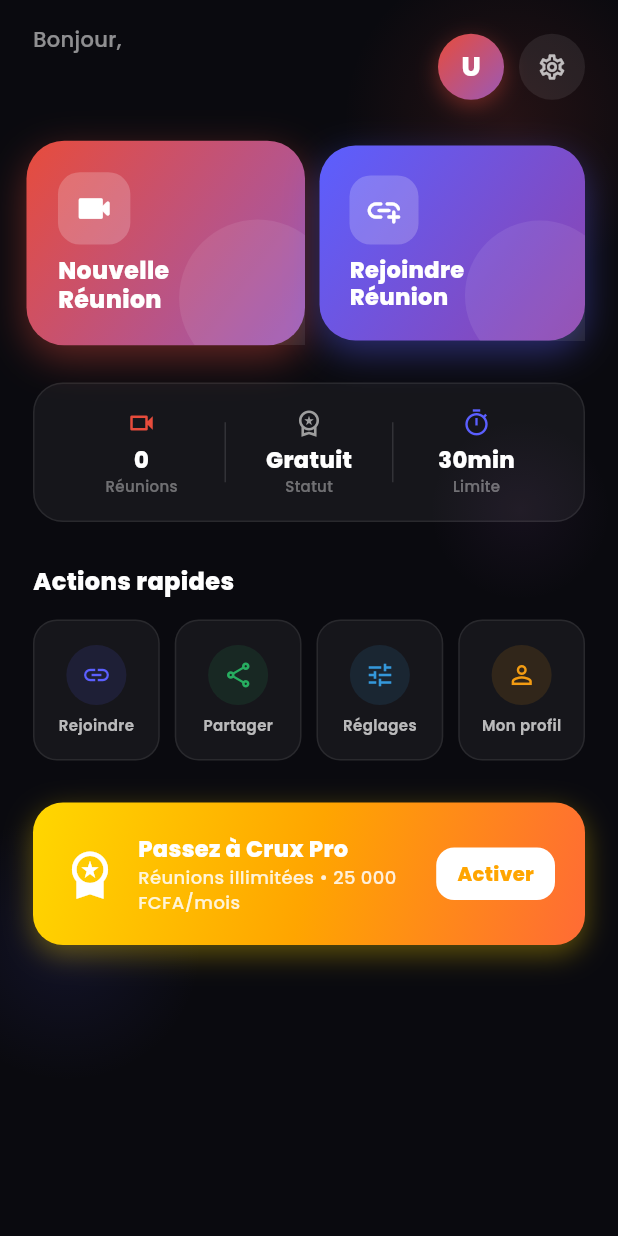
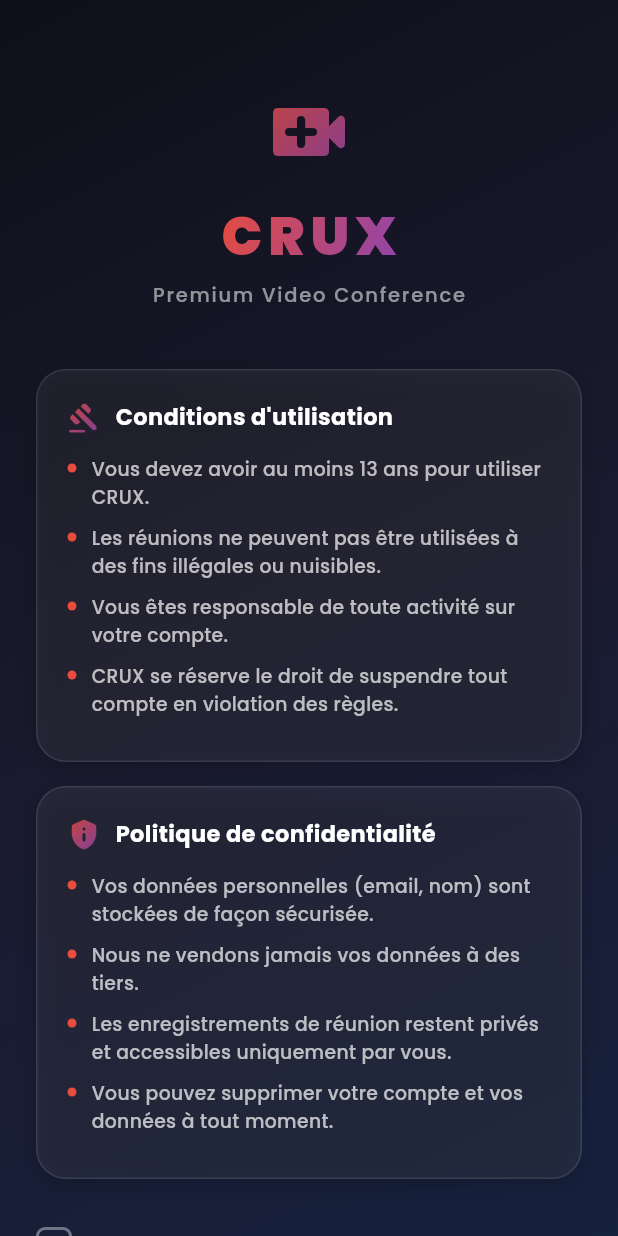
Before and after one commit to MESCHAC-creator/crux_new_final, a Flutter app: the AuthWrapper screen opened directly, on a phone screen of 412 x 824 dp. Run offline on Flutter 3.47's test engine with Material 3 defaults, Android fonts, the phone set to English and light mode, and no system bars; our stand-ins replace cloud_firestore, firebase_auth, firebase_core, firebase_messaging, flutter_animate, google_fonts and 5 more; missing offline and left inert: flutter_webrtc; accounts and stored records are empty; statements that could not run were skipped.

Commit message:
feat: consent screen + profile photo sync to home screen
- AuthWrapper now checks SharedPreferences for terms acceptance; shows ConsentScreen on first login (checkbox accept required, like Google sign-up)
- Home screen loads local profile photo from SharedPreferences and displays it in the top avatar; reloads on return from profile screen
- Both profile menu items now reload photo after navigation

https://claude.ai/code/session_011XKNj8hxwjrw2hZKwmqiws

```diff
--- a/lib/main.dart
+++ b/lib/main.dart
@@ -4,10 +4,12 @@ import 'package:firebase_core/firebase_core.dart';
 import 'package:firebase_auth/firebase_auth.dart';
 import 'package:provider/provider.dart';
 import 'package:logger/logger.dart';
+import 'package:shared_preferences/shared_preferences.dart';
 import 'services/error_handler_service.dart';
 import 'firebase_options.dart';
 import 'screens/splash_screen.dart';
 import 'screens/home_screen.dart';
+import 'screens/consent_screen.dart';
 import 'models/user_model.dart';
 import 'providers/auth_provider.dart' show CruxAuthProvider;
 import 'providers/meeting_provider.dart';
@@ -74,6 +76,11 @@ class MyApp extends StatelessWidget {
 class AuthWrapper extends StatelessWidget {
   const AuthWrapper({super.key});
 
+  static Future<bool> _checkTermsAccepted() async {
+    final prefs = await SharedPreferences.getInstance();
+    return prefs.getBool('crux_terms_accepted') ?? false;
+  }
+
   @override
   Widget build(BuildContext context) {
     return StreamBuilder<User?>(
@@ -94,7 +101,15 @@ class AuthWrapper extends StatelessWidget {
             name: firebaseUser.displayName ?? firebaseUser.email?.split('@')[0] ?? 'Utilisateur',
             email: firebaseUser.email ?? '',
           );
-          return HomeScreen(user: user);
+          // Check terms accepted
+          return FutureBuilder<bool>(
+            future: _checkTermsAccepted(),
+            builder: (ctx, snap) {
+              if (!snap.hasData) return const Scaffold(body: Center(child: CircularProgressIndicator()));
+              if (snap.data == true) return HomeScreen(user: user);
+              return ConsentScreen(user: user);
+            },
+          );
         }
         return const SplashScreen();
       },
--- /dev/null
+++ b/lib/screens/consent_screen.dart
@@ -0,0 +1,347 @@
+import 'package:flutter/material.dart';
+import 'package:google_fonts/google_fonts.dart';
+import 'package:shared_preferences/shared_preferences.dart';
+import 'package:provider/provider.dart';
+import '../providers/locale_provider.dart';
+import '../providers/theme_provider.dart';
+import '../theme/colors.dart';
+import '../models/user_model.dart';
+import 'home_screen.dart';
+
+class ConsentScreen extends StatefulWidget {
+  final UserModel user;
+  const ConsentScreen({super.key, required this.user});
+
+  @override
+  State<ConsentScreen> createState() => _ConsentScreenState();
+}
+
+class _ConsentScreenState extends State<ConsentScreen> {
+  bool _termsAccepted = false;
+  bool _privacyAccepted = false;
+  bool _loading = false;
+
+  Future<void> _onContinue() async {
+    if (!_termsAccepted || !_privacyAccepted) return;
+    setState(() => _loading = true);
+    final prefs = await SharedPreferences.getInstance();
+    await prefs.setBool('crux_terms_accepted', true);
+    if (!mounted) return;
+    Navigator.pushReplacement(
+      context,
+      MaterialPageRoute(builder: (_) => HomeScreen(user: widget.user)),
+    );
+  }
+
+  @override
+  Widget build(BuildContext context) {
+    final themeProvider = context.watch<ThemeProvider>();
+    final isDark = themeProvider.themeMode == ThemeMode.dark ||
+        (themeProvider.themeMode == ThemeMode.system &&
+            MediaQuery.of(context).platformBrightness == Brightness.dark);
+
+    return Scaffold(
+      body: Container(
+        decoration: BoxDecoration(
+          gradient: LinearGradient(
+            begin: Alignment.topLeft,
+            end: Alignment.bottomRight,
+            colors: isDark
+                ? const [Color(0xFF0F0F1A), Color(0xFF1A1A2E), Color(0xFF16213E)]
+                : const [Color(0xFFF5F7FA), Color(0xFFEEEEFF), Color(0xFFF8F0FF)],
+          ),
+        ),
+        child: SafeArea(
+          child: SingleChildScrollView(
+            padding: const EdgeInsets.symmetric(horizontal: 24, vertical: 32),
+            child: Column(
+              crossAxisAlignment: CrossAxisAlignment.center,
+              children: [
+                const SizedBox(height: 24),
+                // Logo / App name
+                ShaderMask(
+                  shaderCallback: (bounds) =>
+                      AppColors.primaryGradient.createShader(bounds),
+                  blendMode: BlendMode.srcIn,
+                  child: const Icon(Icons.video_call_rounded, size: 64),
+                ),
+                const SizedBox(height: 12),
+                ShaderMask(
+                  shaderCallback: (bounds) =>
+                      AppColors.primaryGradient.createShader(bounds),
+                  blendMode: BlendMode.srcIn,
+                  child: Text(
+                    'CRUX',
+                    style: GoogleFonts.poppins(
+                      fontSize: 36,
+                      fontWeight: FontWeight.w900,
+                      letterSpacing: 4,
+                    ),
+                  ),
+                ),
+                const SizedBox(height: 4),
+                Text(
+                  'Premium Video Conference',
+                  style: GoogleFonts.poppins(
+                    fontSize: 13,
+                    color: isDark ? Colors.white54 : Colors.black45,
+                    letterSpacing: 1.2,
+                  ),
+                ),
+                const SizedBox(height: 40),
+
+                // Terms of Use section
+                _ConsentCard(
+                  isDark: isDark,
+                  title: 'Conditions d\'utilisation',
+                  icon: Icons.gavel_rounded,
+                  points: const [
+                    'Vous devez avoir au moins 13 ans pour utiliser CRUX.',
+                    'Les réunions ne peuvent pas être utilisées à des fins illégales ou nuisibles.',
+                    'Vous êtes responsable de toute activité sur votre compte.',
+                    'CRUX se réserve le droit de suspendre tout compte en violation des règles.',
+                  ],
+                ),
+                const SizedBox(height: 16),
+
+                // Privacy Policy section
+                _ConsentCard(
+                  isDark: isDark,
+                  title: 'Politique de confidentialité',
+                  icon: Icons.privacy_tip_rounded,
+                  points: const [
+                    'Vos données personnelles (email, nom) sont stockées de façon sécurisée.',
+                    'Nous ne vendons jamais vos données à des tiers.',
+                    'Les enregistrements de réunion restent privés et accessibles uniquement par vous.',
+                    'Vous pouvez supprimer votre compte et vos données à tout moment.',
+                  ],
+                ),
+                const SizedBox(height: 32),
+
+                // Checkboxes
+                _CheckboxRow(
+                  isDark: isDark,
+                  value: _termsAccepted,
+                  label: 'J\'accepte les Conditions d\'utilisation',
+                  onChanged: (v) => setState(() => _termsAccepted = v ?? false),
+                ),
+                const SizedBox(height: 12),
+                _CheckboxRow(
+                  isDark: isDark,
+                  value: _privacyAccepted,
+                  label: 'J\'accepte la Politique de confidentialité',
+                  onChanged: (v) => setState(() => _privacyAccepted = v ?? false),
+                ),
+                const SizedBox(height: 36),
+
+                // Continue button
+                SizedBox(
+                  width: double.infinity,
+                  height: 54,
+                  child: AnimatedOpacity(
+                    opacity: (_termsAccepted && _privacyAccepted) ? 1.0 : 0.45,
+                    duration: const Duration(milliseconds: 250),
+                    child: DecoratedBox(
+                      decoration: BoxDecoration(
+                        gradient: (_termsAccepted && _privacyAccepted)
+                            ? AppColors.primaryGradient
+                            : const LinearGradient(
+                                colors: [Colors.grey, Colors.grey]),
+                        borderRadius: BorderRadius.circular(16),
+                        boxShadow: (_termsAccepted && _privacyAccepted)
+                            ? [
+                                BoxShadow(
+                                  color: AppColors.primary.withValues(alpha: 0.4),
+                                  blurRadius: 16,
+                                  offset: const Offset(0, 6),
+                                )
+                              ]
+                            : [],
+                      ),
+                      child: ElevatedButton(
+                        onPressed: (_termsAccepted && _privacyAccepted && !_loading)
+                            ? _onContinue
+                            : null,
+                        style: ElevatedButton.styleFrom(
+                          backgroundColor: Colors.transparent,
+                          shadowColor: Colors.transparent,
+                          shape: RoundedRectangleBorder(
+                              borderRadius: BorderRadius.circular(16)),
+                        ),
+                        child: _loading
+                            ? const SizedBox(
+                                width: 22,
+                                height: 22,
+                                child: CircularProgressIndicator(
+                                    color: Colors.white, strokeWidth: 2.5))
+                            : Text(
+                                'Continuer',
+                                style: GoogleFonts.poppins(
+                                  color: Colors.white,
+                                  fontWeight: FontWeight.w700,
+                                  fontSize: 16,
+                                ),
+                              ),
+                      ),
+                    ),
+                  ),
+                ),
+                const SizedBox(height: 24),
+              ],
+            ),
+          ),
+        ),
+      ),
+    );
+  }
+}
+
+class _ConsentCard extends StatelessWidget {
+  final bool isDark;
+  final String title;
+  final IconData icon;
+  final List<String> points;
+
+  const _ConsentCard({
+    required this.isDark,
+    required this.title,
+    required this.icon,
+    required this.points,
+  });
+
+  @override
+  Widget build(BuildContext context) {
+    return Container(
+      width: double.infinity,
+      padding: const EdgeInsets.all(20),
+      decoration: BoxDecoration(
+        color: isDark
+            ? Colors.white.withValues(alpha: 0.06)
+            : Colors.white.withValues(alpha: 0.85),
+        borderRadius: BorderRadius.circular(20),
+        border: Border.all(
+          color: isDark
+              ? Colors.white.withValues(alpha: 0.1)
+              : Colors.black.withValues(alpha: 0.07),
+        ),
+        boxShadow: [
+          BoxShadow(
+            color: isDark
+                ? Colors.black.withValues(alpha: 0.2)
+                : Colors.black.withValues(alpha: 0.06),
+            blurRadius: 12,
+            offset: const Offset(0, 4),
+          )
+        ],
+      ),
+      child: Column(
+        crossAxisAlignment: CrossAxisAlignment.start,
+        children: [
+          Row(children: [
+            ShaderMask(
+              shaderCallback: (bounds) =>
+                  AppColors.primaryGradient.createShader(bounds),
+              blendMode: BlendMode.srcIn,
+              child: Icon(icon, size: 22),
+            ),
+            const SizedBox(width: 10),
+            Text(
+              title,
+              style: GoogleFonts.poppins(
+                fontWeight: FontWeight.w700,
+                fontSize: 15,
+                color: isDark ? Colors.white : Colors.black87,
+              ),
+            ),
+          ]),
+          const SizedBox(height: 14),
+          ...points.map((p) => Padding(
+                padding: const EdgeInsets.only(bottom: 8),
+                child: Row(
+                  crossAxisAlignment: CrossAxisAlignment.start,
+                  children: [
+                    Container(
+                      margin: const EdgeInsets.only(top: 6),
+                      width: 6,
+                      height: 6,
+                      decoration: const BoxDecoration(
+                        color: AppColors.primary,
+                        shape: BoxShape.circle,
+                      ),
+                    ),
+                    const SizedBox(width: 10),
+                    Expanded(
+                      child: Text(
+                        p,
+                        style: GoogleFonts.poppins(
+                          fontSize: 12.5,
+                          color: isDark ? Colors.white70 : Colors.black54,
+                          height: 1.5,
+                        ),
+                      ),
+                    ),
+                  ],
+                ),
+              )),
+        ],
+      ),
+    );
+  }
+}
+
+class _CheckboxRow extends StatelessWidget {
+  final bool isDark;
+  final bool value;
+  final String label;
+  final ValueChanged<bool?> onChanged;
+
+  const _CheckboxRow({
+    required this.isDark,
+    required this.value,
+    required this.label,
+    required this.onChanged,
+  });
+
+  @override
+  Widget build(BuildContext context) {
+    return GestureDetector(
+      onTap: () => onChanged(!value),
+      child: Row(
+        children: [
+          AnimatedContainer(
+            duration: const Duration(milliseconds: 200),
+            width: 24,
+            height: 24,
+            decoration: BoxDecoration(
+              gradient: value ? AppColors.primaryGradient : null,
+              color: value ? null : Colors.transparent,
+              borderRadius: BorderRadius.circular(6),
+              border: Border.all(
+                color: value
+                    ? Colors.transparent
+                    : isDark
+                        ? Colors.white38
+                        : Colors.black26,
+                width: 2,
+              ),
+            ),
+            child: value
+                ? const Icon(Icons.check, color: Colors.white, size: 16)
+                : null,
+          ),
+          const SizedBox(width: 12),
+          Expanded(
+            child: Text(
+              label,
+              style: GoogleFonts.poppins(
+                fontSize: 13.5,
+                fontWeight: FontWeight.w500,
+                color: isDark ? Colors.white87 : Colors.black87,
+              ),
+            ),
+          ),
+        ],
+      ),
+    );
+  }
+}
--- a/lib/screens/home_screen.dart
+++ b/lib/screens/home_screen.dart
@@ -1,3 +1,4 @@
+import 'dart:io';
 import 'dart:math' as math;
 import 'package:flutter/material.dart';
 import 'package:flutter/services.dart';
@@ -37,6 +38,7 @@ class _HomeScreenState extends State<HomeScreen> with TickerProviderStateMixin {
   bool _obscurePassword = true;
   bool _isPro = false;
   List<Map<String, dynamic>> _recentMeetings = [];
+  String? _localPhotoPath;
 
   late AnimationController _headerAnim;
   late AnimationController _pulseAnim;
@@ -50,6 +52,7 @@ class _HomeScreenState extends State<HomeScreen> with TickerProviderStateMixin {
     _loadHistory();
     _checkPro();
     _setupAnimations();
+    _loadLocalPhoto();
   }
 
   void _setupAnimations() {
@@ -78,6 +81,12 @@ class _HomeScreenState extends State<HomeScreen> with TickerProviderStateMixin {
   Future<void> _loadHistory() async {
     final history = await _meetingService.getRecentMeetings();
     if (mounted) setState(() => _recentMeetings = history);
+  }
+
+  Future<void> _loadLocalPhoto() async {
+    final prefs = await SharedPreferences.getInstance();
+    final path = prefs.getString('crux_local_photo_path');
+    if (mounted) setState(() => _localPhotoPath = path);
   }
 
   @override
@@ -452,7 +461,7 @@ class _HomeScreenState extends State<HomeScreen> with TickerProviderStateMixin {
                               shape: RoundedRectangleBorder(borderRadius: BorderRadius.circular(16)),
                               color: isDark ? const Color(0xFF1A1A2E) : Colors.white,
                               onSelected: (val) {
-                                if (val == 'profile') Navigator.pushNamed(context, '/profile');
+                                if (val == 'profile') Navigator.pushNamed(context, '/profile').then((_) => _loadLocalPhoto());
                                 if (val == 'logout') _logout();
                               },
                               itemBuilder: (_) => [
@@ -478,12 +487,14 @@ class _HomeScreenState extends State<HomeScreen> with TickerProviderStateMixin {
                                   boxShadow: [BoxShadow(color: cp.primary.withValues(alpha: 0.4), blurRadius: 12, offset: const Offset(0, 4))],
                                 ),
                                 child: Center(
-                                  child: FirebaseAuth.instance.currentUser?.photoURL != null
-                                      ? ClipOval(child: Image.network(FirebaseAuth.instance.currentUser!.photoURL!, fit: BoxFit.cover, width: 44, height: 44,
-                                          errorBuilder: (_, __, ___) => Text(firstName.isNotEmpty ? firstName[0].toUpperCase() : 'U',
-                                              style: GoogleFonts.poppins(color: Colors.white, fontWeight: FontWeight.w800, fontSize: 18))))
-                                      : Text(firstName.isNotEmpty ? firstName[0].toUpperCase() : 'U',
-                                          style: GoogleFonts.poppins(color: Colors.white, fontWeight: FontWeight.w800, fontSize: 18)),
+                                  child: _localPhotoPath != null && File(_localPhotoPath!).existsSync()
+                                      ? ClipOval(child: Image.file(File(_localPhotoPath!), fit: BoxFit.cover, width: 44, height: 44))
+                                      : FirebaseAuth.instance.currentUser?.photoURL != null
+                                          ? ClipOval(child: Image.network(FirebaseAuth.instance.currentUser!.photoURL!, fit: BoxFit.cover, width: 44, height: 44,
+                                              errorBuilder: (_, __, ___) => Text(firstName.isNotEmpty ? firstName[0].toUpperCase() : 'U',
+                                                  style: GoogleFonts.poppins(color: Colors.white, fontWeight: FontWeight.w800, fontSize: 18))))
+                                          : Text(firstName.isNotEmpty ? firstName[0].toUpperCase() : 'U',
+                                              style: GoogleFonts.poppins(color: Colors.white, fontWeight: FontWeight.w800, fontSize: 18)),
                                 ),
                               ),
                             ),
@@ -608,7 +619,7 @@ class _HomeScreenState extends State<HomeScreen> with TickerProviderStateMixin {
                             onTap: () => Navigator.pushNamed(context, '/settings'))),
                           const SizedBox(width: 10),
                           Expanded(child: _QuickAction(icon: Icons.person_outline, label: AppTranslations.t('profile', lang), color: const Color(0xFFF39C12),
-                            onTap: () => Navigator.pushNamed(context, '/profile'))),
+                            onTap: () => Navigator.pushNamed(context, '/profile').then((_) => _loadLocalPhoto()))),
                         ]),
                       ],
                     ),
```
